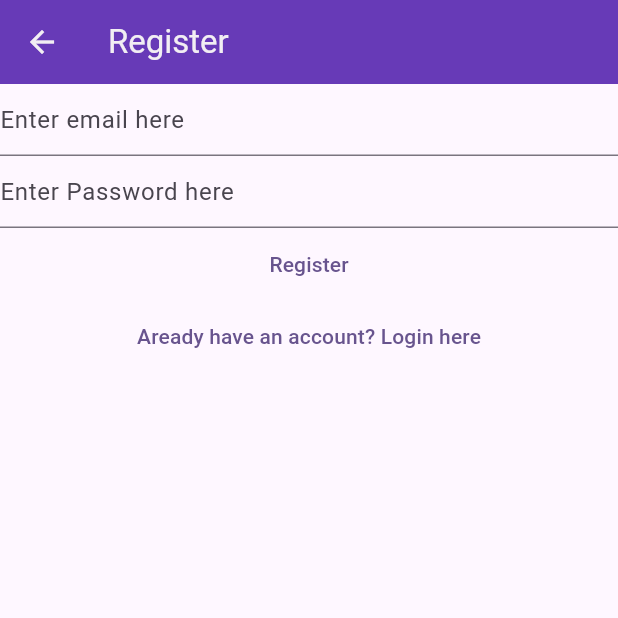
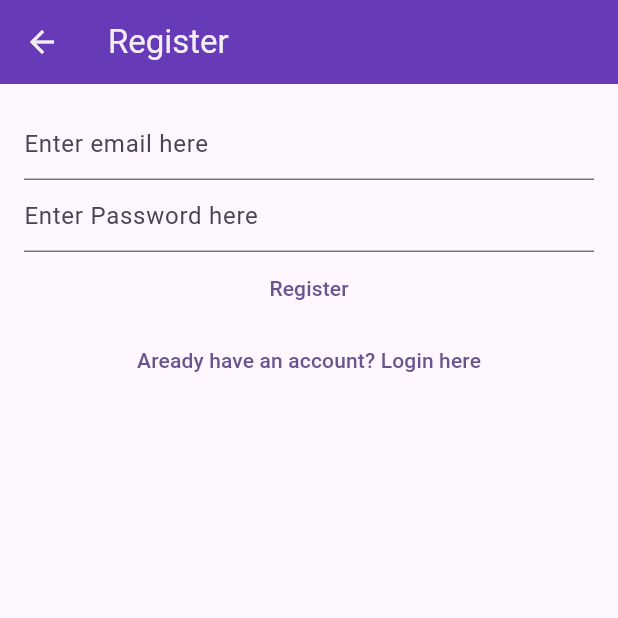
Before and after one commit to Kalzud/secondnotes, a Flutter app: the RegistrationView screen opened directly, on a phone screen of 412 x 824 dp, the top half of it. Run offline on Flutter 3.47's test engine with Material 2 defaults, Android fonts, the phone set to English and light mode, and no system bars; our stand-ins replace bloc, cloud_firestore, equatable, firebase_auth, firebase_core, flutter_bloc and 1 more; accounts and stored records are empty.

Commit message:
v-10.14.3

```diff
--- a/lib/services/auth/bloc/auth_bloc.dart
+++ b/lib/services/auth/bloc/auth_bloc.dart
@@ -31,6 +31,7 @@ class AuthBloc extends Bloc<AuthEvent, AuthState> {
       }
     });
 
+    //register
     on<AuthEventShouldRegister>((event, emit) {
       emit(const AuthStateRegistering(
         exception: null,
--- a/lib/views/registration_view.dart
+++ b/lib/views/registration_view.dart
@@ -58,7 +58,9 @@ class _RegistrationViewState extends State<RegistrationView> {
           foregroundColor: const Color.fromARGB(246, 247, 245, 245),
           backgroundColor: Colors.deepPurple,
         ),
-        body: Column(
+        body: Padding(
+          padding: const EdgeInsets.all(16.0),
+          child: Column(
             children: [
               TextField(
                 controller: _email,
@@ -97,6 +99,7 @@ class _RegistrationViewState extends State<RegistrationView> {
             ],
           ),
         ),
+      ),
     );
   }
 }
```
Lines whose indentation alone changed are shown as unchanged.
